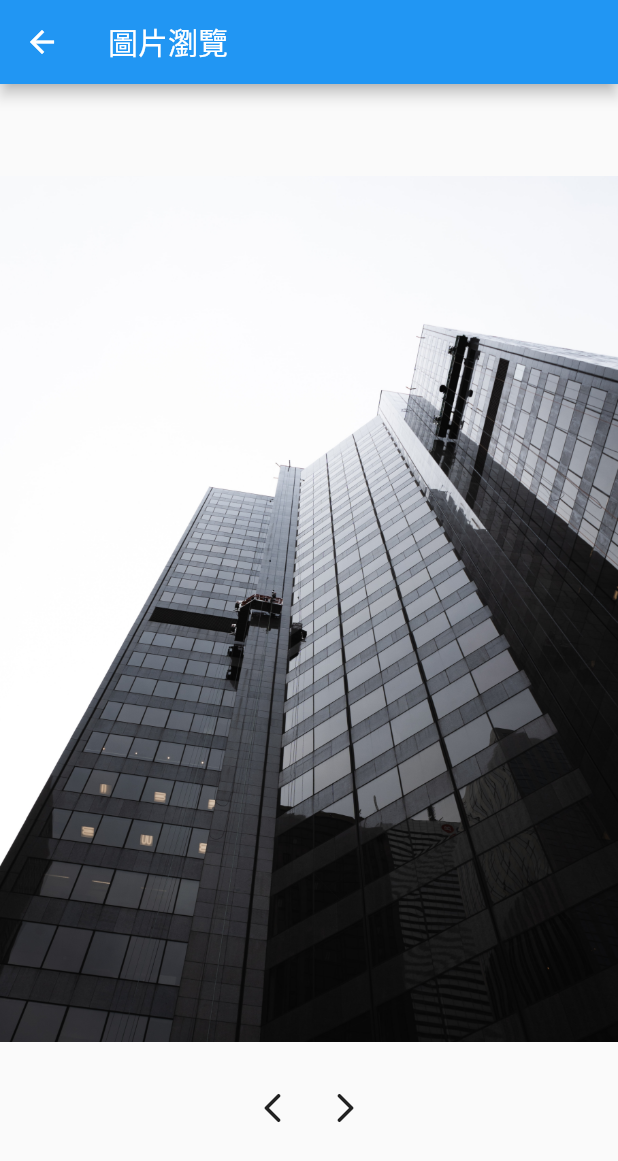
After one commit to tpps89305/flutter_playground, a Flutter app: the ImageBrowserPage screen opened by its route, after a tap on the "arrow back ios" icon, on a phone screen of 412 x 824 dp. The commit adds this screen. Shown: the top 1161 px of the screen. Run offline on Flutter 3.47's test engine with Material 2 defaults, Android fonts, the phone set to English and light mode, and no system bars; our stand-ins replace fluttertoast, numberpicker.

Commit message:
Add Image page

```diff
--- a/lib/constants.dart
+++ b/lib/constants.dart
@@ -12,6 +12,7 @@ class Constants {
     list.add(ContentItem("選單", route: NavigationRoutes.radioListPage));
     list.add(ContentItem("轉輪", route: NavigationRoutes.numberPickerPage));
     list.add(ContentItem("複選清單", route: NavigationRoutes.checkboxesListPage));
+    list.add(ContentItem("圖片瀏覽", route: NavigationRoutes.imageBrowserPage));
     return list;
   }
 }
--- /dev/null
+++ b/lib/image_browser_page.dart
@@ -0,0 +1,86 @@
+import 'package:flutter/material.dart';
+
+class ImageBrowserPage extends StatelessWidget {
+  static const images = [
+    "assets/images/birds-on-tree.jpg",
+    "assets/images/moon.jpg",
+    "assets/images/building.jpg"
+  ];
+
+  ImageBrowserPage({Key? key}) : super(key: key);
+
+  @override
+  Widget build(BuildContext context) {
+    var imageBrowser = _ImageBrowser(
+        globalKey: GlobalKey<_ImageBrowserState>(), images: images);
+    final buttonPrevious = IconButton(
+        onPressed: () {
+          imageBrowser.previousImage();
+        },
+        icon: const Icon(Icons.arrow_back_ios_rounded));
+    final buttonNext = IconButton(
+        onPressed: () {
+          imageBrowser.nextImage();
+        },
+        icon: const Icon(Icons.arrow_forward_ios_rounded));
+
+    return Scaffold(
+      appBar: AppBar(
+        title: const Text("圖片瀏覽"),
+      ),
+      body: Center(
+          child: Column(
+        mainAxisAlignment: MainAxisAlignment.center,
+        children: [
+          Container(
+            child: imageBrowser,
+            margin: const EdgeInsets.symmetric(vertical: 10),
+          ),
+          Container(
+            child: Row(
+              children: [buttonPrevious, buttonNext],
+              mainAxisAlignment: MainAxisAlignment.center,
+            ),
+            margin: const EdgeInsets.symmetric(vertical: 10),
+          )
+        ],
+      )),
+    );
+  }
+}
+
+class _ImageBrowser extends StatefulWidget {
+  final GlobalKey<_ImageBrowserState> globalKey;
+  List<String> images;
+  int _imageIndex = 0;
+  _ImageBrowser({required this.globalKey, required this.images})
+      : super(key: globalKey);
+
+  @override
+  _ImageBrowserState createState() => _ImageBrowserState();
+
+  previousImage() => globalKey.currentState?.previousImage();
+  nextImage() => globalKey.currentState?.nextImage();
+}
+
+class _ImageBrowserState extends State<_ImageBrowser> {
+  @override
+  Widget build(BuildContext context) {
+    return Image.asset(widget.images[widget._imageIndex]);
+  }
+
+  previousImage() {
+    // 如果到達未端，就從另一端開始計數。
+    setState(() {
+      widget._imageIndex = widget._imageIndex == 0
+          ? widget.images.length - 1
+          : widget._imageIndex - 1;
+    });
+  }
+
+  nextImage() {
+    setState(() {
+      widget._imageIndex = ++widget._imageIndex % widget.images.length;
+    });
+  }
+}
--- a/lib/main.dart
+++ b/lib/main.dart
@@ -3,6 +3,7 @@ import 'package:flutter_playground/button_page.dart';
 import 'package:flutter_playground/checkbox_list_page.dart';
 import 'package:flutter_playground/contents_page.dart';
 import 'package:flutter_playground/dropdown_button_page.dart';
+import 'package:flutter_playground/image_browser_page.dart';
 import 'package:flutter_playground/navigation_routes.dart';
 import 'package:flutter_playground/number_picker_page.dart';
 import 'package:flutter_playground/popup_menu_button_page.dart';
@@ -27,7 +28,8 @@ class MyApp extends StatelessWidget {
     NavigationRoutes.textFieldPage: (context) => const TextFieldPage(),
     NavigationRoutes.radioListPage: (context) => const RadioListPage(),
     NavigationRoutes.numberPickerPage: (context) => const NumberPickerPage(),
-    NavigationRoutes.checkboxesListPage: (context) => const CheckboxListPage()
+    NavigationRoutes.checkboxesListPage: (context) => const CheckboxListPage(),
+    NavigationRoutes.imageBrowserPage:(context) => ImageBrowserPage()
   };
 
   @override
--- a/lib/navigation_routes.dart
+++ b/lib/navigation_routes.dart
@@ -7,4 +7,5 @@ class NavigationRoutes {
   static const String radioListPage = "radioList";
   static const String numberPickerPage = "numberPicker";
   static const String checkboxesListPage = "checkboxesList";
+  static const String imageBrowserPage = "imageBrowser";
 }
```
Also changed, not shown: pubspec.yaml (+4 -3 lines), assets/images/birds-on-tree.jpg (added), assets/images/building.jpg (added), assets/images/moon.jpg (added).
